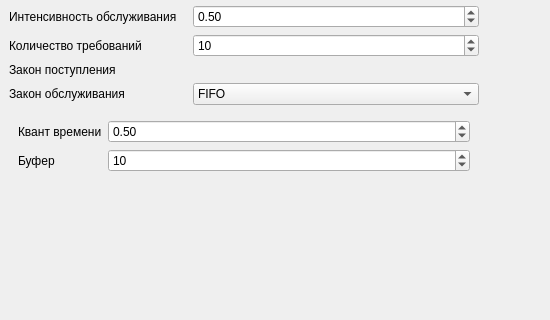
Old version of the form mainwindow.ui in the repository Kolyamba-mamba/net_lab2; both pictures show x 0 to 550 and y 91 to 411 of the 958 by 629 pixel window.
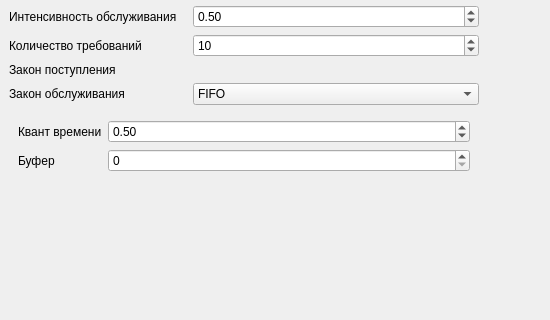
New version of the form.

Commit message: Поправил границы изменения буфера, поставил 0 по умолчанию

Diff of the .ui file:
```diff
--- a/mainwindow.ui
+++ b/mainwindow.ui
@@ -205,13 +205,13 @@
               <item row="1" column="1">
                <widget class="QSpinBox" name="bufferSpinBox">
                 <property name="minimum">
-                 <number>1</number>
+                 <number>0</number>
                 </property>
                 <property name="maximum">
                  <number>1000</number>
                 </property>
                 <property name="value">
-                 <number>10</number>
+                 <number>0</number>
                 </property>
                </widget>
               </item>
```
